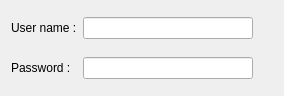
Before: the Qt Designer form src/accounts_base.ui in mtux/choqok-old, drawn with Qt 5.
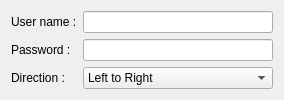
After: the same form once the commit is applied. Custom widgets are drawn as their Qt base class.

```diff
--- a/src/accounts_base.ui
+++ b/src/accounts_base.ui
@@ -29,19 +29,6 @@
    <item row="0" column="1" >
     <widget class="KLineEdit" name="kcfg_username" />
    </item>
-   <item row="0" column="2" >
-    <spacer name="verticalSpacer" >
-     <property name="orientation" >
-      <enum>Qt::Vertical</enum>
-     </property>
-     <property name="sizeHint" stdset="0" >
-      <size>
-       <width>20</width>
-       <height>39</height>
-      </size>
-     </property>
-    </spacer>
-   </item>
    <item row="1" column="0" >
     <widget class="QLabel" name="textLabel1_2" >
      <property name="text" >
@@ -65,18 +52,35 @@
      </property>
     </widget>
    </item>
-   <item row="1" column="2" >
-    <spacer name="verticalSpacer_2" >
-     <property name="orientation" >
-      <enum>Qt::Vertical</enum>
+   <item row="2" column="0" >
+    <widget class="QLabel" name="textLabel2_2" >
+     <property name="text" >
+      <string>Direction :</string>
      </property>
-     <property name="sizeHint" stdset="0" >
-      <size>
-       <width>20</width>
-       <height>39</height>
-      </size>
+     <property name="wordWrap" >
+      <bool>false</bool>
      </property>
-    </spacer>
+    </widget>
+   </item>
+   <item row="2" column="1" >
+    <widget class="QComboBox" name="kcfg_direction" >
+     <property name="sizePolicy" >
+      <sizepolicy vsizetype="Maximum" hsizetype="MinimumExpanding" >
+       <horstretch>0</horstretch>
+       <verstretch>0</verstretch>
+      </sizepolicy>
+     </property>
+     <item>
+      <property name="text" >
+       <string>Left to Right</string>
+      </property>
+     </item>
+     <item>
+      <property name="text" >
+       <string>Right to Left</string>
+      </property>
+     </item>
+    </widget>
    </item>
   </layout>
  </widget>
```
